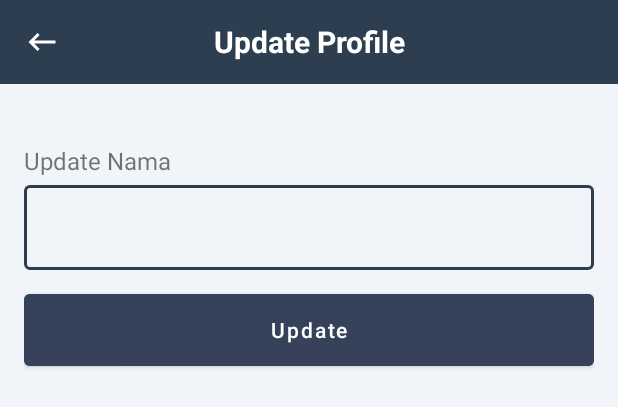
After one commit to mmhdagungg/Capstone-Project, an Android app: the layout activity_update_profile.xml on its own in the app's theme, with its tools: preview values and no code run, on a phone screen of 412 x 824 dp. The commit adds this screen. Shown: the top 407 px of the screen. Run offline under Robolectric (Android 15) with nearby library versions, the phone set to English and light mode, and no system bars.

Commit message:
get profile

```diff
--- a/app/src/main/AndroidManifest.xml
+++ b/app/src/main/AndroidManifest.xml
@@ -14,6 +14,9 @@
         android:supportsRtl="true"
         android:theme="@style/Theme.Cashify"
         tools:targetApi="31">
+        <activity
+            android:name=".ui.profile.UpdateProfileActivity"
+            android:exported="false" />
         <activity
             android:name=".ui.artikel.ArtikelActivity"
             android:exported="false" />
--- a/app/src/main/java/com/kamalapp/cashify/data/retrofit/ApiConfig.kt
+++ b/app/src/main/java/com/kamalapp/cashify/data/retrofit/ApiConfig.kt
@@ -5,7 +5,7 @@ import retrofit2.converter.gson.GsonConverterFactory
 
 object ApiConfig {
 
-    private const val BASE_URL = "https://cashify-api-586910673966.asia-southeast1.run.app"
+    private const val BASE_URL = "https://cashify-api-166755984338.asia-southeast1.run.app/"
 
     val instance: ApiService by lazy {
         Retrofit.Builder()
--- a/app/src/main/java/com/kamalapp/cashify/data/retrofit/ApiService.kt
+++ b/app/src/main/java/com/kamalapp/cashify/data/retrofit/ApiService.kt
@@ -1,10 +1,14 @@
 package com.kamalapp.cashify.data.retrofit
 
 import com.kamalapp.cashify.data.response.LoginResponse
+import com.kamalapp.cashify.data.response.ProfileResponse
 import com.kamalapp.cashify.data.response.RegisterResponse
 import retrofit2.Call
 import retrofit2.http.Body
+import retrofit2.http.GET
+import retrofit2.http.Header
 import retrofit2.http.POST
+import retrofit2.http.PUT
 
 interface ApiService {
 
@@ -18,4 +22,15 @@ interface ApiService {
         @Body loginData: Map<String, String>
     ): Call<LoginResponse>
 
+    @GET("/api/users/profile")
+    fun getUserProfile(
+        @Header("Authorization") token: String
+    ): Call<ProfileResponse>
+
+    // Update User Profile
+    @PUT("/api/users/profile")
+    fun updateUserProfile(
+        @Header("Authorization") token: String,
+        @Body user: Map<String, String>
+    ): Call<ProfileResponse>
 }
--- /dev/null
+++ b/app/src/main/res/layout/activity_update_profile.xml
@@ -0,0 +1,74 @@
+<?xml version="1.0" encoding="utf-8"?>
+<LinearLayout
+    xmlns:android="http://schemas.android.com/apk/res/android"
+    xmlns:tools="http://schemas.android.com/tools"
+    xmlns:app="http://schemas.android.com/apk/res-auto"
+    android:layout_width="match_parent"
+    android:layout_height="match_parent"
+    android:background="#F1F5F9"
+    android:orientation="vertical"
+    tools:context=".ui.profile.UpdateProfileActivity">
+
+    <FrameLayout
+        android:layout_width="match_parent"
+        android:layout_height="?attr/actionBarSize">
+
+        <androidx.appcompat.widget.Toolbar
+            android:id="@+id/toolbar"
+            android:layout_width="match_parent"
+            android:layout_height="match_parent"
+            android:background="@color/navy_muda"
+            app:popupTheme="@style/ThemeOverlay.AppCompat.Light"
+            app:navigationIcon="@drawable/ic_back" />
+        <TextView
+            android:id="@+id/toolbar_title"
+            android:layout_width="match_parent"
+            android:layout_height="match_parent"
+            android:gravity="center"
+            android:text="Update Profile"
+            android:textColor="@android:color/white"
+            android:textSize="20sp"
+            android:textStyle="bold" />
+    </FrameLayout>
+
+
+    <LinearLayout
+        android:layout_width="match_parent"
+        android:layout_height="match_parent"
+        android:orientation="vertical"
+        android:padding="16dp">
+
+        <TextView
+            android:id="@+id/tvEditNama"
+            android:layout_width="wrap_content"
+            android:layout_height="wrap_content"
+            android:layout_marginTop="24dp"
+            android:text="Update Nama"
+            android:textSize="16sp" />
+
+        <com.google.android.material.textfield.TextInputLayout
+            android:id="@+id/edUpdateNamaLayout"
+            style="@style/Widget.MaterialComponents.TextInputLayout.OutlinedBox"
+            android:layout_width="match_parent"
+            android:layout_height="wrap_content"
+            android:layout_marginBottom="10dp">
+
+            <com.google.android.material.textfield.TextInputEditText
+                android:id="@+id/edUpdateNama"
+                android:layout_width="match_parent"
+                android:layout_height="wrap_content"
+                android:inputType="textPersonName"
+                tools:ignore="SpeakableTextPresentCheck" />
+        </com.google.android.material.textfield.TextInputLayout>
+
+        <Button
+            android:id="@+id/btnUpdateProfile"
+            android:layout_width="match_parent"
+            android:layout_height="60dp"
+            android:backgroundTint="#354259"
+            android:text="Update"
+            android:textColor="#FFFFFF"
+            android:textAllCaps="false" />
+
+    </LinearLayout>
+</LinearLayout>
```
Also changed, not shown: app/src/main/res/layout/activity_profile.xml (+0 -9 lines).
